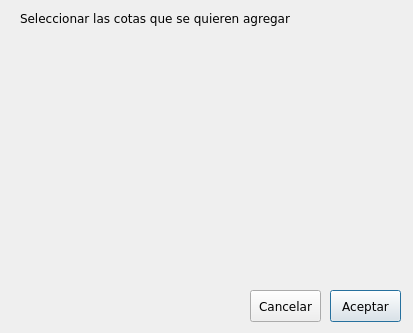
First picture: the form in ui_files/ui_seleccionar_cotas.ui, repository Sady-Guzman/herramienta_practica, before the edit.
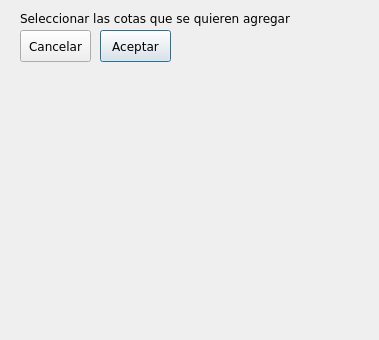
Second picture: the form after the edit.

Commit message: ventana de seleccion cota testero se adapta a altura total de pieza seleccionada

```diff
--- a/ui_files/ui_seleccionar_cotas.ui
+++ b/ui_files/ui_seleccionar_cotas.ui
@@ -6,8 +6,8 @@
    <rect>
     <x>0</x>
     <y>0</y>
-    <width>413</width>
-    <height>333</height>
+    <width>379</width>
+    <height>340</height>
    </rect>
   </property>
   <property name="font">
@@ -24,7 +24,7 @@
    <property name="geometry">
     <rect>
      <x>20</x>
-     <y>40</y>
+     <y>70</y>
      <width>171</width>
      <height>41</height>
     </rect>
@@ -38,8 +38,8 @@
   <widget class="QPushButton" name="btn_aceptar">
    <property name="geometry">
     <rect>
-     <x>330</x>
-     <y>290</y>
+     <x>100</x>
+     <y>30</y>
      <width>71</width>
      <height>32</height>
     </rect>
@@ -70,8 +70,8 @@
   <widget class="QPushButton" name="btn_cancelar">
    <property name="geometry">
     <rect>
-     <x>250</x>
-     <y>290</y>
+     <x>20</x>
+     <y>30</y>
      <width>71</width>
      <height>32</height>
     </rect>
```
The commit also changes 3 other files.
